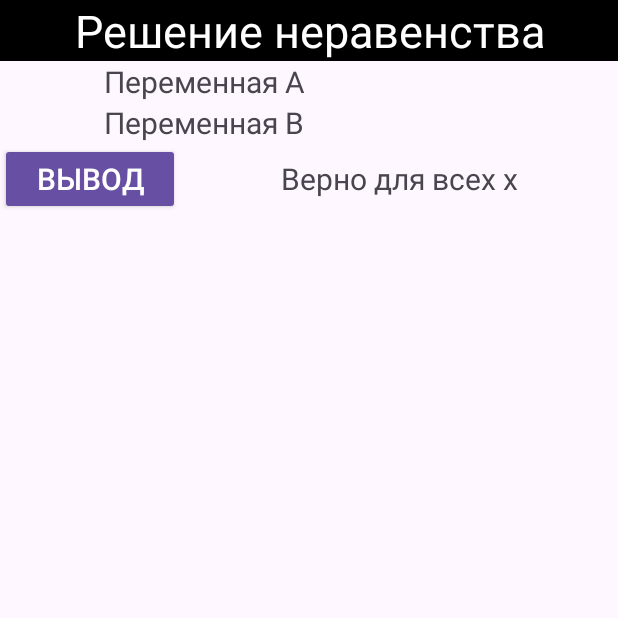
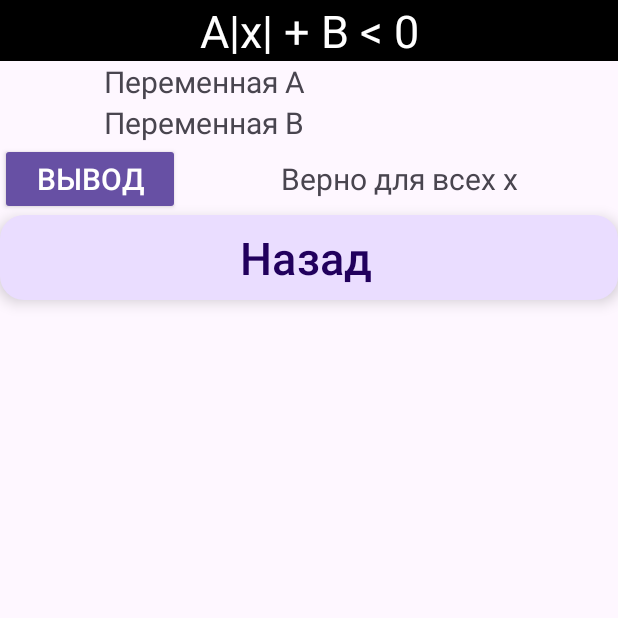
Before and after one commit to nNail2324/Materials, an Android app: the MainActivity screen opened directly, with no data from a screen before it, after a tap on "ВЫВОД", on a phone screen of 412 x 824 dp, the top half of it. Run offline under Robolectric (Android 15) with nearby library versions, the phone set to English and light mode, and no system bars; 2 statements that could not run were skipped.

Commit message:
<Итоговая версия>

```diff
--- a/app/src/main/java/com/example/lr2_2/MainActivity.java
+++ b/app/src/main/java/com/example/lr2_2/MainActivity.java
@@ -3,6 +3,7 @@ package com.example.lr2_2;
 import androidx.appcompat.app.AppCompatActivity;
 
 import android.annotation.SuppressLint;
+import android.app.Activity;
 import android.content.Intent;
 import android.os.Bundle;
 import android.view.View;
@@ -10,7 +11,7 @@ import android.widget.EditText;
 import android.widget.TextView;
 
 public class MainActivity extends AppCompatActivity {
-    TextView VarA, VarB;
+    TextView VarA, VarB, result;
 
     @Override
     protected void onCreate(Bundle savedInstanceState) {
@@ -25,25 +26,13 @@ public class MainActivity extends AppCompatActivity {
     }
 
     public void change(View view) {
-        TextView result = findViewById(R.id.tv1);
+        result = findViewById(R.id.tv1);
 
-        String textA = VarA.getText().toString();
-        String textB = VarB.getText().toString();
-        double numberA = 0;
-        double numberB = 0;
-
-        if (!(textA.isEmpty() && textB.isEmpty())) {
-            try {
-                numberA = Double.parseDouble(textA);
-                numberB = Double.parseDouble(textB);
-            } catch (NumberFormatException e) {
-                result.setText("Введите числовое значение!");
-                e.printStackTrace();
-            }
-        }
+        double numberA = Double.parseDouble(VarA.getText().toString());
+        double numberB = Double.parseDouble(VarB.getText().toString());
 
         String X1 = String.format("%.3f", numberB/numberA);
-        String X2 = String.format("%.3f", -numberB/numberA);
+        @SuppressLint("DefaultLocale") String X2 = String.format("%.3f", -numberB/numberA);
 
         if (numberA > 0 && numberB > 0) {
             result.setText("Нет решений");
@@ -59,4 +48,13 @@ public class MainActivity extends AppCompatActivity {
         }
 
     }
+
+    public void onClickBackResult(View view) {
+        Intent intent_res = new Intent();
+
+        intent_res.putExtra("result", result.getText());
+        intent_res.putExtra("name", "Результат");
+        setResult(RESULT_OK, intent_res);
+        finish();
+    }
 }
--- a/app/src/main/res/layout/activity_main.xml
+++ b/app/src/main/res/layout/activity_main.xml
@@ -12,7 +12,7 @@
         android:layout_width="match_parent"
         android:layout_height="wrap_content"
         android:gravity="center"
-        android:text="Решение неравенства"
+        android:text="A|x| + B &lt; 0"
         android:textSize="30sp"
         android:textColor="@color/white"
         android:background="@color/black">
@@ -35,7 +35,7 @@
             <TextView
                 android:id="@+id/varA"
                 android:layout_width="match_parent"
-                android:layout_height="wrap_content"
+                android:layout_height="match_parent"
                 android:layout_weight="1"
                 android:textSize="20sp"
                 android:gravity="center">
@@ -55,7 +55,7 @@
             <TextView
                 android:id="@+id/varB"
                 android:layout_width="match_parent"
-                android:layout_height="wrap_content"
+                android:layout_height="match_parent"
                 android:layout_weight="1"
                 android:textSize="20sp"
                 android:gravity="center">
@@ -91,4 +91,13 @@
         </TableRow>
     </TableLayout>
 
+    <Button
+        style="@style/Widget.Material3.ExtendedFloatingActionButton.Icon.Primary"
+        android:layout_width="match_parent"
+        android:layout_height="wrap_content"
+        android:onClick="onClickBackResult"
+        android:text="Назад"
+        android:textSize="30sp">
+    </Button>
+
 </LinearLayout>
--- a/app/src/main/res/layout/activity_solution.xml
+++ b/app/src/main/res/layout/activity_solution.xml
@@ -11,7 +11,7 @@
         android:layout_width="match_parent"
         android:layout_height="wrap_content"
         android:gravity="center"
-        android:text="Ввод значений"
+        android:text="A|x| + B &lt; 0"
         android:textSize="30sp">
     </TextView>
 
@@ -79,7 +79,7 @@
                 android:layout_width="match_parent"
                 android:layout_height="wrap_content"
                 android:layout_weight="1"
-                android:textSize="30sp"
+                android:textSize="20sp"
                 android:gravity="center">
             </TextView>
 
@@ -88,7 +88,7 @@
                 android:layout_width="match_parent"
                 android:layout_height="wrap_content"
                 android:layout_weight="1"
-                android:textSize="30sp"
+                android:textSize="20sp"
                 android:gravity="center">
             </TextView>
 
```
Also changed, not shown: app/src/main/java/com/example/lr2_2/Solution.java (+20 -2 lines), 1 other file.
